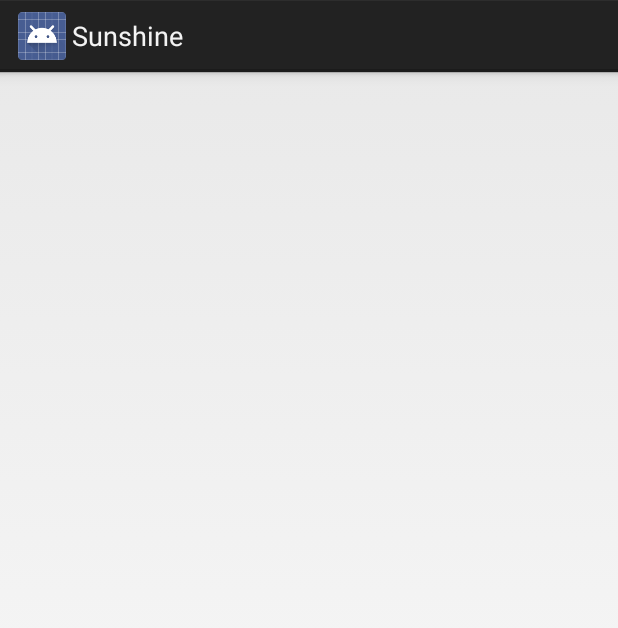
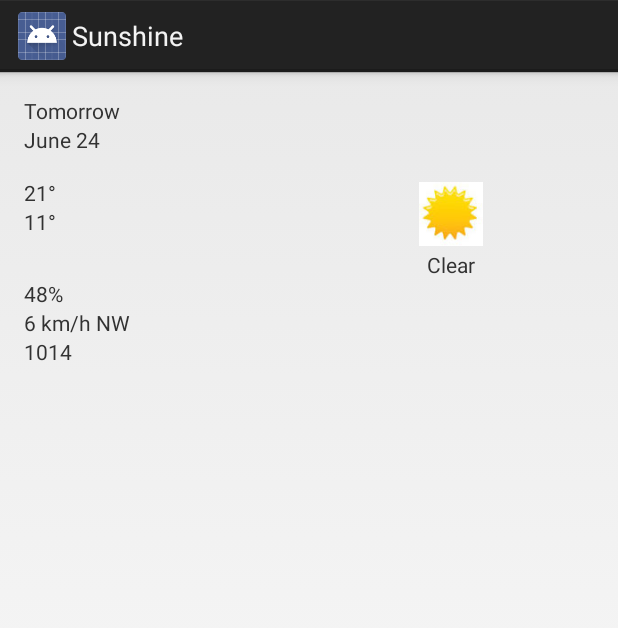
Before and after one commit to sorinpanduru/sunshine, an Android app: the fragment DetailViewFragment shown on its own in the app's theme, on a phone screen of 412 x 824 dp. Shown: the top 628 px of the screen. Run offline under Robolectric (Android 15) with nearby library versions, the phone set to English and light mode, and no system bars; 1 statement that could not run was skipped.

Commit message:
basic UI 2

```diff
--- a/app/src/main/java/com/example/android/sunshine/app/DetailViewFragment.java
+++ b/app/src/main/java/com/example/android/sunshine/app/DetailViewFragment.java
@@ -171,7 +171,7 @@ public class DetailViewFragment extends Fragment implements LoaderManager.Loader
 
         int weatherId = data.getInt(data.getColumnIndex(
                 WeatherEntry.COLUMN_WEATHER_ID));
-        mIconView.setImageResource(R.drawable.ic_launcher);
+        mIconView.setImageResource(R.drawable.ic_weather_sunny);
 
         String date = data.getString(data.getColumnIndex(WeatherEntry.COLUMN_DATETEXT));
         String friendlyDateText = Utility.getDayName(getActivity(), date);
--- a/app/src/main/java/com/example/android/sunshine/app/ForecastAdapter.java
+++ b/app/src/main/java/com/example/android/sunshine/app/ForecastAdapter.java
@@ -64,7 +64,7 @@ public class ForecastAdapter extends CursorAdapter {
 
         // Read weather icon ID from cursor
         int weatherId = cursor.getInt(ForecastFragment.COL_WEATHER_ID);
-        viewHolder.iconView.setImageResource(R.drawable.ic_launcher);
+        viewHolder.iconView.setImageResource(R.drawable.ic_weather_sunny);
 
         // Read date from cursor
         String dateString = cursor.getString(ForecastFragment.COL_WEATHER_DATE);
--- a/app/src/main/res/layout/fragment_detail.xml
+++ b/app/src/main/res/layout/fragment_detail.xml
@@ -1,91 +1,91 @@
-<?xml version="1.0" encoding="utf-8"?>
+<!-- Master layout. -->
 <ScrollView xmlns:android="http://schemas.android.com/apk/res/android"
     android:layout_width="match_parent"
     android:layout_height="match_parent">
-<LinearLayout xmlns:android="http://schemas.android.com/apk/res/android"
+
+    <LinearLayout
+        android:layout_width="match_parent"
+        android:layout_height="wrap_content"
+        android:orientation="vertical"
+        android:padding="16dp">
+
+        <!-- Header: Day, Date -->
+        <TextView
+            android:id="@+id/detail_day_textview"
+            android:layout_width="wrap_content"
+            android:layout_height="wrap_content"
+            android:text="Tomorrow" />
+
+        <TextView
+            android:id="@+id/detail_date_textview"
+            android:layout_width="wrap_content"
+            android:layout_height="wrap_content"
+            android:text="June 24"/>
+
+        <!-- Main content: high, low, art, weather state -->
+        <LinearLayout
             android:layout_width="match_parent"
             android:layout_height="match_parent"
-    android:gravity="center_vertical"
-    android:minHeight="?android:attr/listPreferredItemHeight"
-    android:orientation="horizontal"
-    android:padding="16dp">
+            android:layout_marginTop="16dp"
+            android:orientation="horizontal">
 
-    <TextView xmlns:android="http://schemas.android.com/apk/res/android"
-        android:layout_width="match_parent"
-        android:layout_height="wrap_content"
-        android:id="@+id/detail_day_textview"
-        android:layout_gravity="center_horizontal" />
-
-    <TextView xmlns:android="http://schemas.android.com/apk/res/android"
-        android:layout_width="match_parent"
-        android:layout_height="wrap_content"
-        android:layout_gravity="center_horizontal"
-        android:id="@+id/detail_date_textview" />
             <LinearLayout
-        android:layout_height="wrap_content"
                 android:layout_width="0dp"
                 android:layout_weight="1"
-        android:layout_marginTop="16dp"
-        android:orientation="horizontal"
-        android:gravity="center_horizontal">
+                android:layout_height="wrap_content"
+                android:orientation="vertical">
 
+                <TextView
+                    android:id="@+id/detail_high_textview"
+                    android:layout_width="wrap_content"
+                    android:layout_height="wrap_content"
+                    android:text="21°"/>
+
+                <TextView
+                    android:id="@+id/detail_low_textview"
+                    android:layout_width="wrap_content"
+                    android:layout_height="wrap_content"
+                    android:text="11°" />
+            </LinearLayout>
 
             <LinearLayout
-            android:layout_height="wrap_content"
                 android:layout_width="0dp"
                 android:layout_weight="1"
-            android:orientation="vertical"
-            android:gravity="center_horizontal">
-            <TextView xmlns:android="http://schemas.android.com/apk/res/android"
+                android:layout_height="wrap_content"
+                android:gravity="center_horizontal"
+                android:orientation="vertical">
+
+                <ImageView
+                    android:id="@+id/detail_icon"
                     android:layout_width="wrap_content"
                     android:layout_height="wrap_content"
-                android:layout_gravity="center_horizontal"
-                android:id="@+id/detail_high_textview"
-                android:text="22" />
-            <TextView xmlns:android="http://schemas.android.com/apk/res/android"
-                android:layout_width="wrap_content"
-                android:layout_height="wrap_content"
-                android:layout_gravity="center_horizontal"
-                android:id="@+id/detail_low_textview"
-                android:text="22" />
-        </LinearLayout>
-        <LinearLayout
-            android:layout_height="wrap_content"
-            android:layout_width="0dp"
-            android:layout_weight="1"
-            android:orientation="vertical"
-            android:gravity="center_horizontal">
+                    android:src="@drawable/ic_weather_sunny" />
 
-            <ImageView xmlns:android="http://schemas.android.com/apk/res/android"
-                android:layout_width="wrap_content"
-                android:layout_height="wrap_content"
-                android:src="@drawable/ic_launcher"
-                android:id="@+id/detail_icon" />
                 <TextView
                     android:id="@+id/detail_forecast_textview"
                     android:layout_width="wrap_content"
                     android:layout_height="wrap_content"
-                android:text="Clear"/>
+                    android:text="Clear" />
             </LinearLayout>
         </LinearLayout>
-    <TextView xmlns:android="http://schemas.android.com/apk/res/android"
+
+        <!-- Humidity, wind, pressure -->
+        <TextView
+            android:id="@+id/detail_humidity_textview"
             android:layout_width="match_parent"
             android:layout_height="wrap_content"
-        android:id="@+id/detail_humidity_textview"
-        android:layout_gravity="center_horizontal" />
+            android:text="48%" />
 
-    <TextView xmlns:android="http://schemas.android.com/apk/res/android"
+        <TextView
+            android:id="@+id/detail_wind_textview"
             android:layout_width="match_parent"
             android:layout_height="wrap_content"
-        android:layout_gravity="center_horizontal"
-        android:id="@+id/detail_wind_textview"
-        android:text="" />
+            android:text="6 km/h NW" />
 
-    <TextView xmlns:android="http://schemas.android.com/apk/res/android"
+        <TextView
+            android:id="@+id/detail_pressure_textview"
             android:layout_width="match_parent"
             android:layout_height="wrap_content"
-        android:layout_gravity="center_horizontal"
-        android:id="@+id/detail_pressure_textview" />
-
+            android:text="1014" />
     </LinearLayout>
 </ScrollView>
--- a/app/src/main/res/layout/list_item_forecast.xml
+++ b/app/src/main/res/layout/list_item_forecast.xml
@@ -12,7 +12,7 @@
     <ImageView xmlns:android="http://schemas.android.com/apk/res/android"
         android:layout_width="wrap_content"
         android:layout_height="wrap_content"
-        android:src="@drawable/ic_launcher"
+        android:src="@drawable/ic_weather_sunny"
         android:id="@+id/list_item_image"
         android:layout_row="0"
         android:layout_column="0"
--- a/app/src/main/res/layout/list_item_forecast_today.xml
+++ b/app/src/main/res/layout/list_item_forecast_today.xml
@@ -49,7 +49,7 @@
         <ImageView xmlns:android="http://schemas.android.com/apk/res/android"
             android:layout_width="wrap_content"
             android:layout_height="wrap_content"
-            android:src="@drawable/ic_launcher"
+            android:src="@drawable/ic_weather_sunny"
             android:id="@+id/list_item_image" />
         <TextView
             android:id="@+id/list_item_forecast_textview"
```
Also changed, not shown: app/src/main/ic_weather_sunny-web.png (added), app/src/main/res/drawable-hdpi/ic_weather_sunny.png (added), app/src/main/res/drawable-mdpi/ic_weather_sunny.png (added), app/src/main/res/drawable-xhdpi/ic_weather_sunny.png (added), app/src/main/res/drawable-xxhdpi/ic_weather_sunny.png (added). Lines whose indentation alone changed are shown as unchanged.
